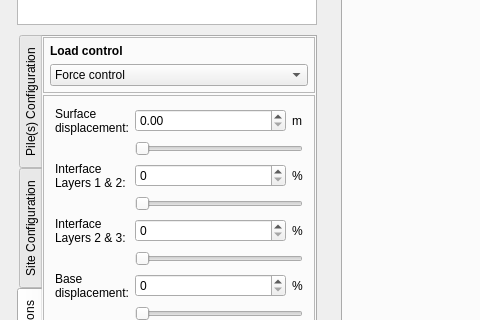
Qt form mainWindow/mainwindow.ui (NHERI-SimCenter/PileGroupTool) before a commit; both pictures show x 0 to 480 and y 327 to 647 of the 994 by 774 pixel window.
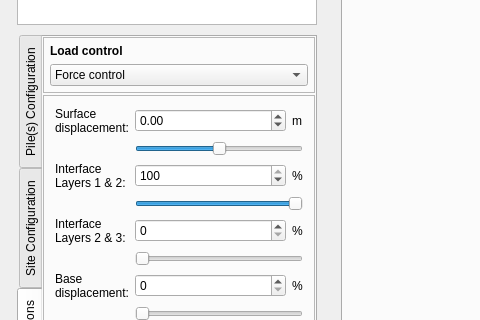
The same form after that commit. The open tabs and pages were chosen to show the change. Custom widgets are drawn as their Qt base class.

Patch:
```diff
--- a/mainWindow/mainwindow.ui
+++ b/mainWindow/mainwindow.ui
@@ -1101,16 +1101,44 @@
                      <verstretch>0</verstretch>
                     </sizepolicy>
                    </property>
+                   <property name="minimum">
+                    <double>-1.000000000000000</double>
+                   </property>
+                   <property name="maximum">
+                    <double>1.000000000000000</double>
+                   </property>
+                   <property name="singleStep">
+                    <double>0.050000000000000</double>
+                   </property>
                   </widget>
                  </item>
                  <item row="2" column="1">
-                  <widget class="QSpinBox" name="Interface12"/>
+                  <widget class="QSpinBox" name="Interface12">
+                   <property name="maximum">
+                    <number>100</number>
+                   </property>
+                   <property name="singleStep">
+                    <number>5</number>
+                   </property>
+                   <property name="value">
+                    <number>100</number>
+                   </property>
+                  </widget>
                  </item>
                  <item row="6" column="1">
                   <widget class="QSpinBox" name="BaseDisplacement"/>
                  </item>
                  <item row="3" column="1" colspan="2">
                   <widget class="QSlider" name="Interface12Slider">
+                   <property name="maximum">
+                    <number>100</number>
+                   </property>
+                   <property name="singleStep">
+                    <number>5</number>
+                   </property>
+                   <property name="value">
+                    <number>100</number>
+                   </property>
                    <property name="orientation">
                     <enum>Qt::Horizontal</enum>
                    </property>
@@ -1132,6 +1160,12 @@
                  </item>
                  <item row="1" column="1" colspan="2">
                   <widget class="QSlider" name="surfaceDisplacementSlider">
+                   <property name="minimum">
+                    <number>-100</number>
+                   </property>
+                   <property name="maximum">
+                    <number>100</number>
+                   </property>
                    <property name="orientation">
                     <enum>Qt::Horizontal</enum>
                    </property>
```
Left out of the diff: 92 changed lines with no effect on the pictures.
